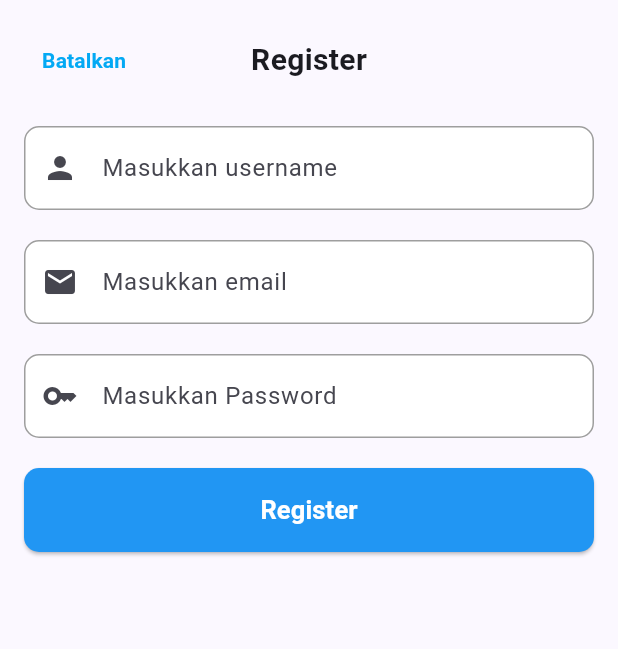
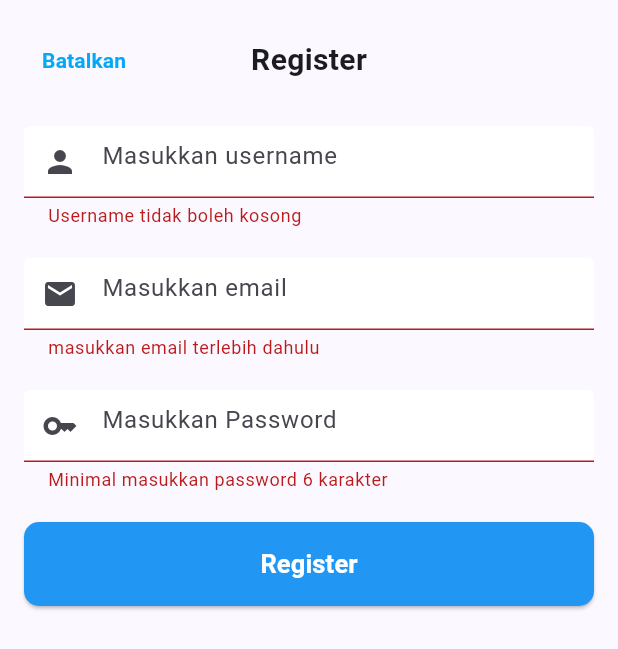
Before and after one commit to Devanhahaha/Tugas-Besar, a Flutter app: the RegisterformScreen widget shown alone on an empty page, opened directly, after a tap on "Register", on a phone screen of 412 x 824 dp. Shown: the top 649 px of the screen. Run offline on Flutter 3.47's test engine with Material 3 defaults, Android fonts, the light colour scheme and no system bars; our stand-ins replace camera, flutter_local_notifications, image_picker, permission_handler, shared_preferences, sqflite and 2 more; missing offline and left inert: google_mlkit_text_recognition; accounts and stored records are empty.

Commit message:
add function login, register, and table data users

```diff
--- a/lib/models/task_model.dart
+++ b/lib/models/task_model.dart
@@ -4,6 +4,7 @@ class Task {
   final String matakuliah;
   final DateTime deadline;
   final String notes;
+  final int user_id;
   final bool isDone;
 
   Task({
@@ -12,6 +13,7 @@ class Task {
     required this.matakuliah,
     required this.deadline,
     required this.notes,
+    required this.user_id,
     this.isDone = false,
   });
 
@@ -23,6 +25,7 @@ class Task {
       'matakuliah': matakuliah,
       'deadline': deadline.toIso8601String(),
       'notes': notes,
+      'user_id': user_id,
       'isDone': isDone ? 1 : 0,
     };
   }
@@ -35,6 +38,7 @@ class Task {
       matakuliah: map['matakuliah'],
       deadline: DateTime.parse(map['deadline']),
       notes: map['notes'],
+      user_id : map['user_id'],
       isDone: map['isDone'] == 1,
     );
   }
--- /dev/null
+++ b/lib/models/user_model.dart
@@ -0,0 +1,31 @@
+import 'package:flutter/foundation.dart';
+import 'dart:convert';
+
+class Users {
+  final int? id;
+  final String username;
+  final String email;
+  final String password;
+
+
+  Users({this.id, required this.username, required this.email, required this.password});
+
+
+  Map<String, dynamic> toMap () {
+    return {
+      'id' : id,
+      'username' : username,
+      'email' : email,
+      'password' : password
+    };
+  }
+
+  String toJson() => jsonEncode(toMap());
+
+  factory Users.fromJson(String source) => Users.fromMap(jsonDecode(source));
+
+  factory Users.fromMap(Map<String, dynamic> map) {
+    return Users(id: map['id'], username: map['username'], email: map['email'], password: map['password']);
+  }
+
+}
--- a/lib/screens/login_screen.dart
+++ b/lib/screens/login_screen.dart
@@ -1,7 +1,6 @@
 import 'package:flutter/material.dart';
 import 'package:tugas_besar_mobile2/screens/loginForm_screen.dart';
 import 'package:tugas_besar_mobile2/screens/registerForm_screen.dart';
-
 class LoginScreen extends StatelessWidget {
   const LoginScreen({super.key});
 
--- a/lib/screens/registerForm_screen.dart
+++ b/lib/screens/registerForm_screen.dart
@@ -1,18 +1,72 @@
 import 'package:flutter/material.dart';
+import 'package:tugas_besar_mobile2/models/user_model.dart';
+import 'package:tugas_besar_mobile2/screens/login_screen.dart';
+import 'package:tugas_besar_mobile2/services/local_db.dart';
 
 class RegisterformScreen extends StatefulWidget {
-  const RegisterformScreen({super.key});
+
+  final Users? users;
+
+  const RegisterformScreen({super.key, this.users});
 
   @override
   State<RegisterformScreen> createState() => _RegisterformScreenState();
 }
 
 class _RegisterformScreenState extends State<RegisterformScreen> {
+
+  final _formKey = GlobalKey<FormState>();
+
+  final TextEditingController _usernameController = TextEditingController();
+  final TextEditingController _emailController = TextEditingController();
+  final TextEditingController _passwordController = TextEditingController();
+
+
+  bool _isEmailValid(String email) {
+    final emailRegex = RegExp(r"^[\w-\.]+@([\w-]+\.)+[\w-]{2,4}$");
+    return emailRegex.hasMatch(email);
+  }
+
+  void _submitForm () async {
+  if (_formKey.currentState!.validate()) {
+    final isExist = await LocalDB.instance.isEmailExist(_emailController.text);
+    if (isExist) {
+      ScaffoldMessenger.of(context).showSnackBar(
+        SnackBar(content: Text('Email sudah digunakan'))
+      );
+      return;
+    }
+
+    final users = Users(
+      username: _usernameController.text,
+      email: _emailController.text,
+      password: _passwordController.text,
+    );
+
+    final newIdUser = await LocalDB.instance.insertUsers(users);
+    print('Akun berhasil dibuat dengan ID: $newIdUser');
+
+    if (context.mounted) {
+      ScaffoldMessenger.of(context).showSnackBar(
+        SnackBar(content: Text('Berhasil mendaftarkan akun'))
+      );
+   Navigator.pushReplacement(
+  context,
+  MaterialPageRoute(builder: (context) => LoginScreen()),
+);
+
+    }
+  }
+}
+
+
   @override
   Widget build(BuildContext context) {
     return Padding(
       padding: const EdgeInsets.all(16.0),
-      child: Column(
+      child: Form(
+        key: _formKey,
+        child: Column(
         children: [
           Stack(
             alignment: Alignment.center,
@@ -35,7 +89,8 @@ class _RegisterformScreenState extends State<RegisterformScreen> {
             ],
           ),
           SizedBox(height: 20),
-          TextField(
+          TextFormField(
+            controller: _usernameController,
             decoration: InputDecoration(
                 hintText: 'Masukkan username',
                 filled: true,
@@ -49,9 +104,16 @@ class _RegisterformScreenState extends State<RegisterformScreen> {
                     ),
                 prefixIcon: Icon(Icons.person)
                     ),
+                validator: (value)  {
+                  if (value == null || value.isEmpty) {
+                    return 'Username tidak boleh kosong';
+                  }
+                  return null;
+                },
           ),
           SizedBox(height: 20),
-          TextField(
+          TextFormField(
+            controller: _emailController,
             decoration: InputDecoration(
               hintText: 'Masukkan email',
               filled: true,
@@ -66,9 +128,18 @@ class _RegisterformScreenState extends State<RegisterformScreen> {
               ),
               prefixIcon: Icon(Icons.email)
             ),
+            validator: (value)  {
+              if (value == null || value.isEmpty) {
+                return 'masukkan email terlebih dahulu';
+              } else if (!_isEmailValid(value)) {
+                return 'masukkan email yang valid';
+              }
+              return null;
+            },
           ),
           SizedBox(height: 20),
-          TextField(
+          TextFormField(
+            controller: _passwordController,
             decoration: InputDecoration(
               hintText: 'Masukkan Password',
               filled: true,
@@ -83,6 +154,7 @@ class _RegisterformScreenState extends State<RegisterformScreen> {
               ),
               prefixIcon: Icon(Icons.key)
             ),
+            validator: (value) => value == null || value.length < 6 ? 'Minimal masukkan password 6 karakter' : null,
           ),
           SizedBox(height: 20),
           SizedBox(
@@ -95,12 +167,13 @@ class _RegisterformScreenState extends State<RegisterformScreen> {
                 ),
                 backgroundColor: Colors.blue
               ),
-              onPressed: () => {},
+              onPressed: () => _submitForm(),
               child: Text('Register', style: TextStyle(fontSize: 17, fontWeight: FontWeight.bold, color: Colors.white))
               ),
           )
         ],
       ),
+      )
     );
   }
 }
--- a/lib/services/local_db.dart
+++ b/lib/services/local_db.dart
@@ -1,6 +1,7 @@
 import 'package:path/path.dart';
 import 'package:sqflite/sqflite.dart';
 import '../models/task_model.dart';
+import '../models/user_model.dart';
 
 class LocalDB {
   static final LocalDB instance = LocalDB._init();
@@ -18,6 +19,9 @@ class LocalDB {
     final dbPath = await getDatabasesPath();
     final path = join(dbPath, filePath);
 
+    // await deleteDatabase(path);
+
+
     return await openDatabase(
       path,
       version: 1,
@@ -33,9 +37,58 @@ class LocalDB {
         matakuliah TEXT,
         deadline TEXT,
         notes TEXT,
-        isDone INTEGER
+        isDone INTEGER,
+        user_id INT,
+        FOREIGN KEY (user_id) REFERENCES users(id)
       )
     ''');
+
+    await db.execute('''
+      CREATE TABLE users(
+        id INTEGER PRIMARY KEY AUTOINCREMENT,
+        username TEXT NOT NULL,
+        email TEXT NOT NULL UNIQUE,
+        password TEXT NOT NULL
+      )
+    ''');
+  }
+
+  Future<bool> isEmailExist(String email) async {
+    final db = await instance.database;
+    final result = await db.query(
+      'users',
+      where: 'email = ?',
+      whereArgs: [email],
+    );
+    return result.isNotEmpty;
+  }
+
+  Future<Users?> checkUser(String email, String password) async {
+  final db = await instance.database;
+  final result = await db.query(
+    'users',
+    where: 'email = ? AND password = ?',
+    whereArgs: [email, password],
+  );
+
+  if (result.isNotEmpty) {
+    return Users.fromMap(result.first);
+  } else {
+    return null;
+  }
+}
+
+
+  Future<List<Users>> getAllUsers() async {
+    final  db = await instance.database;
+    final result = await db.query('users');
+    return result.map((map) => Users.fromMap(map)).toList();
+  }
+
+
+  Future<int> insertUsers(Users users) async {
+    final db = await instance.database;
+    return await db.insert('users', users.toMap());
   }
 
   Future<int> insertTask(Task task) async {
--- a/pubspec.yaml
+++ b/pubspec.yaml
@@ -40,6 +40,7 @@ dependencies:
   permission_handler: ^11.0.1
   google_mlkit_text_recognition: ^0.15.0
   image_picker: ^1.0.7
+  shared_preferences: ^2.0.15
 
 
   # The following adds the Cupertino Icons font to your application.
```
Also changed, not shown: lib/screens/add_edit_task_screen.dart (+20 -0 lines), lib/screens/home_screen.dart (+60 -8 lines), lib/screens/loginForm_screen.dart (+57 -9 lines), pubspec.lock, 126 other files.
